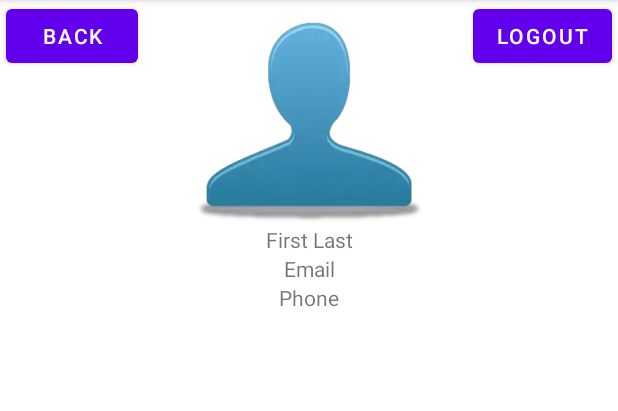
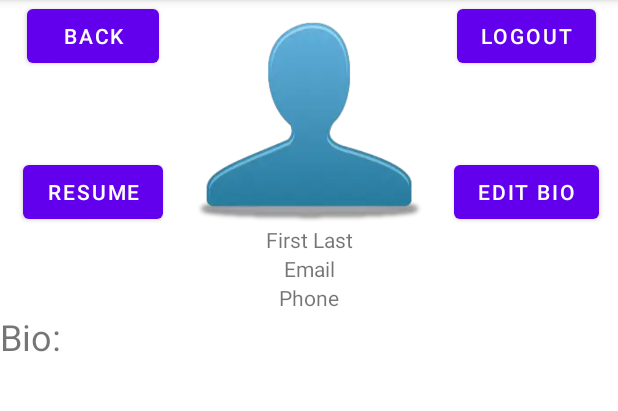
Before and after one commit to jnhalldev/CrunchwrapSupreme, an Android app: the ProfileActivity screen opened directly, with no data from a screen before it, on a phone screen of 412 x 824 dp, the part 84-495 px from its top. Run offline under Robolectric (Android 15) with nearby library versions, the phone set to English and light mode, and no system bars; our stand-ins replace Firebase (no records; nobody signed in at launch, a user with empty details on screens opened directly), Picasso; 5 statements that could not run were skipped.

Commit message:
Bio display and edit bio activity complete

```diff
--- a/app/src/main/java/com/example/crunchwrapsupreme/MainActivity.java
+++ b/app/src/main/java/com/example/crunchwrapsupreme/MainActivity.java
@@ -23,6 +23,8 @@ public class MainActivity extends AppCompatActivity {
     protected void onCreate(Bundle savedInstanceState) {
         super.onCreate(savedInstanceState);
         setContentView(R.layout.activity_main);
+
+        //FirebaseAuth.getInstance().signOut();
 
         FirebaseAuth auth = FirebaseAuth.getInstance();
         FirebaseUser currentUser = auth.getCurrentUser();
--- a/app/src/main/java/com/example/crunchwrapsupreme/ProfileActivity.java
+++ b/app/src/main/java/com/example/crunchwrapsupreme/ProfileActivity.java
@@ -5,11 +5,8 @@ import androidx.appcompat.app.AppCompatActivity;
 
 import android.app.ProgressDialog;
 import android.content.Intent;
-import android.content.res.Resources;
 import android.graphics.Bitmap;
 import android.graphics.BitmapFactory;
-import android.graphics.drawable.BitmapDrawable;
-import android.graphics.drawable.Drawable;
 import android.net.Uri;
 import android.os.AsyncTask;
 import android.os.Bundle;
@@ -19,7 +16,6 @@ import android.view.View;
 import android.widget.Button;
 import android.widget.ImageButton;
 import android.widget.ImageView;
-import android.widget.ProgressBar;
 import android.widget.TextView;
 import android.widget.Toast;
 
@@ -42,12 +38,6 @@ import org.jetbrains.annotations.Nullable;
 
 import java.io.IOException;
 import java.io.InputStream;
-import java.net.HttpURLConnection;
-import java.net.URL;
-import java.text.SimpleDateFormat;
-import java.util.Date;
-import java.util.Locale;
-import java.util.UUID;
 
 public class ProfileActivity extends AppCompatActivity {
 
@@ -56,6 +46,7 @@ public class ProfileActivity extends AppCompatActivity {
     private TextView userName;
     private TextView userEmail;
     private TextView userPhone;
+    private TextView userBio;
 
     private Uri imagePath;
 
@@ -63,7 +54,7 @@ public class ProfileActivity extends AppCompatActivity {
     private FirebaseUser currentUser;
     private StorageReference storageRef;
 
-    private UserProfile user;
+    public static UserProfile currentUserProfile;
 
 
     @Override
@@ -75,6 +66,7 @@ public class ProfileActivity extends AppCompatActivity {
         userName = findViewById(R.id.textViewProfileUserName);
         userEmail = findViewById(R.id.textViewProfileUserEmail);
         userPhone = findViewById(R.id.textViewProfileUserPhone);
+        userBio = findViewById(R.id.textViewProfileBio);
 
         userImage.setOnClickListener(new View.OnClickListener() {
             public void onClick(View v) {
@@ -96,13 +88,21 @@ public class ProfileActivity extends AppCompatActivity {
         });
 
         Button btnLogout = findViewById(R.id.buttonProfileLogout);
-        btnLogout.setOnClickListener((new View.OnClickListener() {
+        btnLogout.setOnClickListener(new View.OnClickListener() {
             @Override
             public void onClick(View view) {
                 signUserOut();
                 showMainActivity();
             }
-        }));
+        });
+
+        Button btnEditBio = findViewById(R.id.buttonProfileEditBio);
+        btnEditBio.setOnClickListener(new View.OnClickListener() {
+            @Override
+            public void onClick(View view) {
+                showEditBioActivity();
+            }
+        });
 
 
         FirebaseDatabase database = FirebaseDatabase.getInstance();
@@ -110,13 +110,14 @@ public class ProfileActivity extends AppCompatActivity {
         reference.addValueEventListener((new ValueEventListener() {
             @Override
             public void onDataChange(@NonNull DataSnapshot snapshot) {
-                user = snapshot.getValue(UserProfile.class);
-                    userName.setText(user.getFirstName() + " " + user.getLastName());
-                    userPhone.setText(user.getPhone());
-                    userEmail.setText(user.getEmail());
-                    if (!user.getProfilePicture().toString().matches("")) {
+                currentUserProfile = snapshot.getValue(UserProfile.class);
+                    userName.setText(currentUserProfile.getFirstName() + " " + currentUserProfile.getLastName());
+                    userPhone.setText(currentUserProfile.getPhone());
+                    userEmail.setText(currentUserProfile.getEmail());
+                    userBio.setText(currentUserProfile.getBio());
+                    if (!currentUserProfile.getProfilePicture().toString().matches("")) {
                         try {
-                            Picasso.get().load(user.getProfilePicture().toString()).into(userImage);
+                            Picasso.get().load(currentUserProfile.getProfilePicture().toString()).into(userImage);
                         }catch (Exception e) {
 
                         }
@@ -133,6 +134,12 @@ public class ProfileActivity extends AppCompatActivity {
 
     private void showMainActivity() {
         Intent intent = new Intent(this, MainActivity.class);
+        startActivity(intent);
+        finish();
+    }
+
+    private void showEditBioActivity() {
+        Intent intent = new Intent(this, EditBioActivity.class);
         startActivity(intent);
         finish();
     }
@@ -185,8 +192,6 @@ public class ProfileActivity extends AppCompatActivity {
                             }
                         });
                        Toast.makeText(ProfileActivity.this, "Profile picture updated.", Toast.LENGTH_SHORT).show();
-                       //user.setProfilePicture(task.getResult().getStorage().getDownloadUrl().toString());
-                       //FirebaseDatabase.getInstance().getReference("Profiles").child(currentUser.getUid()).setValue(user);;
                     }
                     else {
                         Toast.makeText(ProfileActivity.this, "Unable to upload picture.", Toast.LENGTH_SHORT).show();
@@ -203,9 +208,9 @@ public class ProfileActivity extends AppCompatActivity {
     }
 
     private void updateProfilePicture(String url) {
-        user.setProfilePicture(url);
+        currentUserProfile.setProfilePicture(url);
         FirebaseDatabase.getInstance().getReference("Profiles")
-                .child(currentUser.getUid()).setValue(user);
+                .child(currentUser.getUid()).setValue(currentUserProfile);
     }
 
 
--- a/app/src/main/res/layout/activity_profile.xml
+++ b/app/src/main/res/layout/activity_profile.xml
@@ -10,9 +10,10 @@
         android:id="@+id/buttonProfileBack"
         android:layout_width="wrap_content"
         android:layout_height="wrap_content"
-        android:layout_marginStart="4dp"
+        android:layout_centerHorizontal="false"
+        android:layout_marginEnd="8dp"
         android:text="Back"
-        android:layout_centerHorizontal="false"
+        app:layout_constraintEnd_toStartOf="@+id/imageButtonUserPicture"
         app:layout_constraintStart_toStartOf="parent"
         app:layout_constraintTop_toTopOf="parent" />
 
@@ -20,9 +21,10 @@
         android:id="@+id/buttonProfileLogout"
         android:layout_width="wrap_content"
         android:layout_height="wrap_content"
-        android:layout_marginEnd="4dp"
+        android:layout_marginStart="8dp"
         android:text="Logout"
         app:layout_constraintEnd_toEndOf="parent"
+        app:layout_constraintStart_toEndOf="@+id/imageButtonUserPicture"
         app:layout_constraintTop_toTopOf="parent" />
 
     <ImageButton
@@ -65,4 +67,57 @@
         app:layout_constraintStart_toStartOf="parent"
         app:layout_constraintTop_toBottomOf="@+id/textViewProfileUserEmail" />
 
+    <Button
+        android:id="@+id/buttonProfileEditBio"
+        android:layout_width="wrap_content"
+        android:layout_height="wrap_content"
+        android:layout_marginStart="8dp"
+        android:text="Edit Bio"
+        app:layout_constraintBottom_toBottomOf="@+id/textViewProfileUserPhone"
+        app:layout_constraintEnd_toEndOf="parent"
+        app:layout_constraintStart_toEndOf="@+id/imageButtonUserPicture"
+        app:layout_constraintTop_toBottomOf="@+id/buttonProfileLogout" />
+
+    <Button
+        android:id="@+id/buttonProfileViewResume"
+        android:layout_width="wrap_content"
+        android:layout_height="wrap_content"
+        android:layout_marginEnd="8dp"
+        android:text="Resume"
+        app:layout_constraintBottom_toBottomOf="@+id/textViewProfileUserPhone"
+        app:layout_constraintEnd_toStartOf="@+id/imageButtonUserPicture"
+        app:layout_constraintStart_toStartOf="parent"
+        app:layout_constraintTop_toBottomOf="@+id/buttonProfileBack" />
+
+    <LinearLayout
+        android:layout_width="0dp"
+        android:layout_height="0dp"
+        android:orientation="vertical"
+        app:layout_constraintBottom_toBottomOf="parent"
+        app:layout_constraintEnd_toEndOf="parent"
+        app:layout_constraintStart_toStartOf="parent"
+        app:layout_constraintTop_toBottomOf="@+id/textViewProfileUserPhone">
+
+        <TextView
+            android:layout_width="wrap_content"
+            android:layout_height="wrap_content"
+            android:text="Bio:"
+            android:textSize="24dp" />
+
+        <ScrollView
+            android:layout_width="wrap_content"
+            android:layout_height="wrap_content"
+            android:fillViewport="false" >
+            <TextView
+                android:id="@+id/textViewProfileBio"
+                android:layout_width="wrap_content"
+                android:layout_height="wrap_content"
+                android:text=""
+                android:textSize="24dp" />
+        </ScrollView>
+
+
+
+    </LinearLayout>
+
 </androidx.constraintlayout.widget.ConstraintLayout>
```
Also changed, not shown: app/src/main/AndroidManifest.xml (+7 -0 lines), app/src/main/java/com/example/crunchwrapsupreme/EditBioActivity.java (added, +65 -0 lines), app/src/main/java/com/example/crunchwrapsupreme/Resume.java (+16 -8 lines), app/src/main/java/com/example/crunchwrapsupreme/UserProfile.java (+20 -0 lines), app/src/main/res/layout/activity_edit_bio.xml (added, +57 -0 lines).
